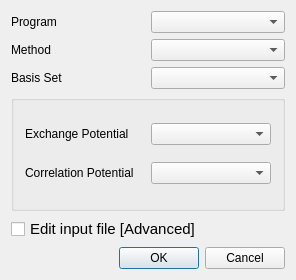
This is src/wavefunctioncalculationdialog.ui in peterspackman/crystalexplorer as Qt 5 draws it before an edit. The edited form follows.
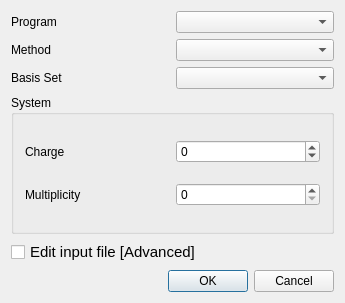
This is the edited form.

```diff
--- a/src/wavefunctioncalculationdialog.ui
+++ b/src/wavefunctioncalculationdialog.ui
@@ -6,8 +6,8 @@
    <rect>
     <x>0</x>
     <y>0</y>
-    <width>296</width>
-    <height>280</height>
+    <width>345</width>
+    <height>303</height>
    </rect>
   </property>
   <property name="sizePolicy">
@@ -58,43 +58,34 @@
     </layout>
    </item>
    <item>
-    <widget class="QGroupBox" name="DFTOptions">
-     <property name="enabled">
-      <bool>true</bool>
-     </property>
+    <widget class="QGroupBox" name="groupBox">
      <property name="title">
-      <string/>
+      <string>System</string>
      </property>
      <layout class="QGridLayout" name="gridLayout">
-      <item row="0" column="0">
-       <widget class="QLabel" name="textLabel2">
-        <property name="text">
-         <string>Exchange Potential</string>
-        </property>
-        <property name="wordWrap">
-         <bool>false</bool>
-        </property>
-       </widget>
-      </item>
       <item row="0" column="1">
-       <widget class="QComboBox" name="exchangeCombobox">
-        <property name="editable">
-         <bool>false</bool>
+       <widget class="QSpinBox" name="chargeSpinBox">
+        <property name="minimum">
+         <number>-99</number>
+        </property>
+       </widget>
+      </item>
+      <item row="0" column="0">
+       <widget class="QLabel" name="chargeLabel">
+        <property name="text">
+         <string>Charge</string>
         </property>
        </widget>
       </item>
       <item row="1" column="0">
        <widget class="QLabel" name="textLabel3">
         <property name="text">
-         <string>Correlation Potential</string>
-        </property>
-        <property name="wordWrap">
-         <bool>false</bool>
+         <string>Multiplicity</string>
         </property>
        </widget>
       </item>
       <item row="1" column="1">
-       <widget class="QComboBox" name="correlationCombobox"/>
+       <widget class="QSpinBox" name="multiplicitySpinBox"/>
       </item>
      </layout>
     </widget>
```
Left out of the diff: 14 changed lines with no effect on the pictures.
